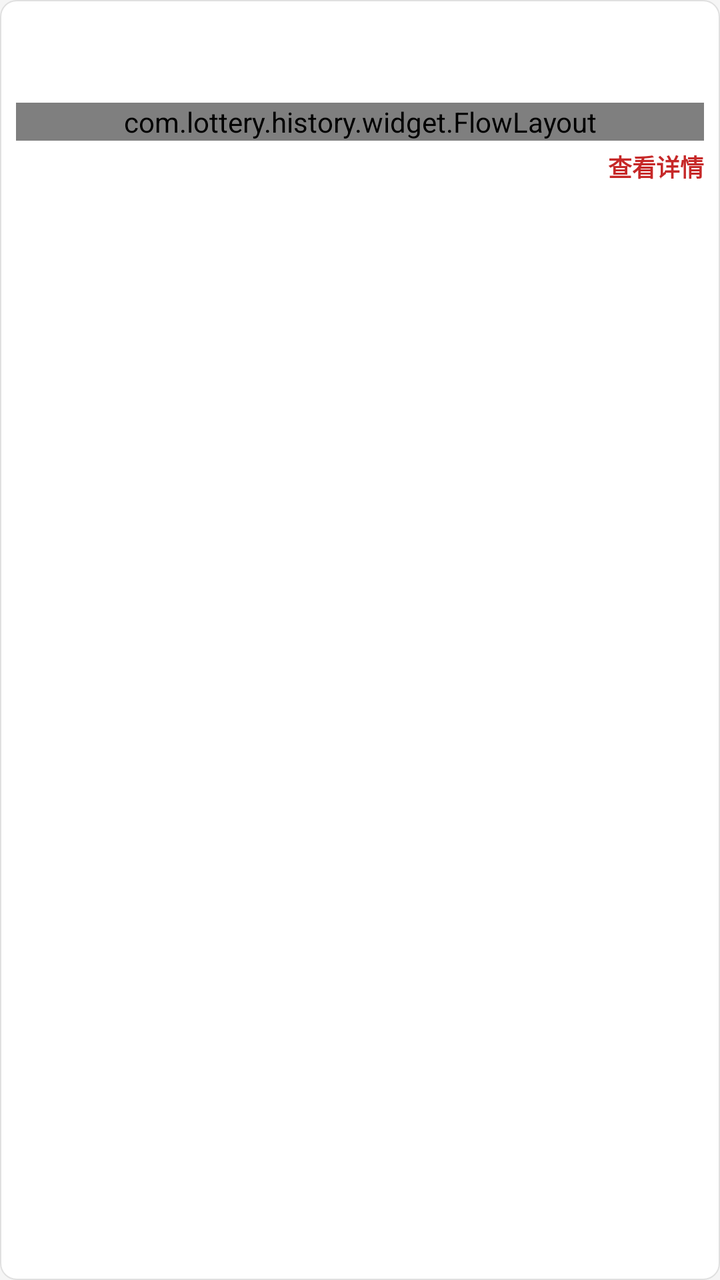
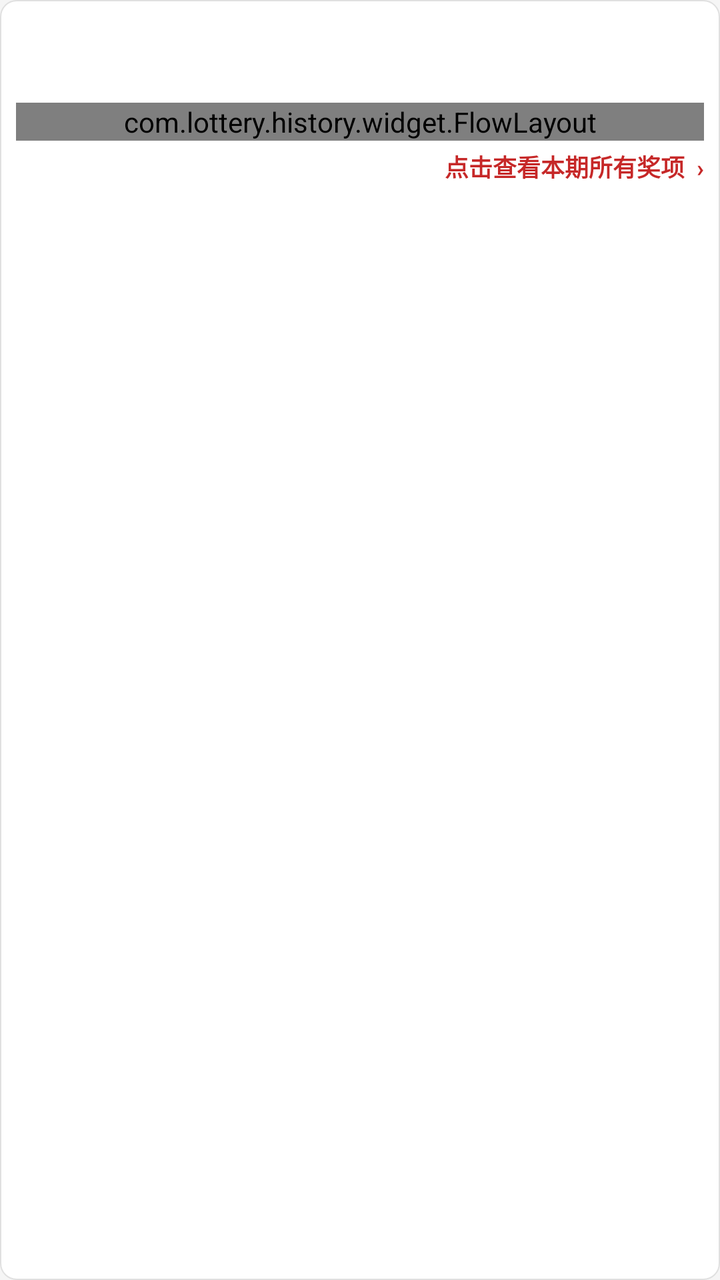

Two renders of the same Android screen: before a commit and after it. Below are the layout's source before the change and the commit's diff.
<!-- AndroidManifest.xml: application theme Theme.LotteryHistory -->
<!-- res/layout/item_latest_draw_card.xml -->
<?xml version="1.0" encoding="utf-8"?>
<LinearLayout xmlns:android="http://schemas.android.com/apk/res/android"
    android:layout_width="wrap_content"
    android:layout_height="wrap_content"
    android:orientation="vertical"
    android:layout_marginStart="6dp"
    android:layout_marginEnd="6dp"
    android:layout_marginTop="6dp"
    android:layout_marginBottom="6dp"
    android:background="@drawable/bg_lottery_card"
    android:clickable="true"
    android:focusable="true"
    android:foreground="?attr/selectableItemBackground"
    android:padding="8dp"
    android:minWidth="170dp">

    
    <LinearLayout
        android:layout_width="match_parent"
        android:layout_height="wrap_content"
        android:orientation="horizontal"
        android:gravity="center_vertical">

        <TextView
            android:id="@+id/tvLotteryName"
            android:layout_width="wrap_content"
            android:layout_height="wrap_content"
            android:textColor="@color/primary_red"
            android:textSize="14sp"
            android:textStyle="bold"
            android:maxLines="1"
            android:ellipsize="end" />

        <TextView
            android:id="@+id/tvIssue"
            android:layout_width="0dp"
            android:layout_height="wrap_content"
            android:layout_weight="1"
            android:layout_marginStart="4dp"
            android:textColor="@color/text_secondary"
            android:textSize="12sp"
            android:gravity="end"
            android:maxLines="1"
            android:ellipsize="end" />
    </LinearLayout>

    
    <TextView
        android:id="@+id/tvDate"
        android:layout_width="match_parent"
        android:layout_height="wrap_content"
        android:layout_marginTop="2dp"
        android:textColor="@color/text_secondary"
        android:textSize="12sp"
        android:maxLines="1"
        android:ellipsize="end" />

    
    <TextView
        android:id="@+id/tvTier"
        android:layout_width="wrap_content"
        android:layout_height="wrap_content"
        android:layout_marginTop="4dp"
        android:textColor="#C62828"
        android:textSize="16sp"
        android:textStyle="bold"
        android:visibility="gone" />

    
    <TextView
        android:id="@+id/tvPrizeInfo"
        android:layout_width="match_parent"
        android:layout_height="wrap_content"
        android:layout_marginTop="2dp"
        android:textColor="#212121"
        android:textSize="14sp"
        android:textStyle="bold"
        android:maxLines="2"
        android:visibility="gone" />

    
    <com.lottery.history.widget.FlowLayout
        android:id="@+id/llBalls"
        android:layout_width="match_parent"
        android:layout_height="wrap_content"
        android:layout_marginTop="6dp"
        android:clipChildren="false"
        android:clipToPadding="false" />

    
    <TextView
        android:id="@+id/tvViewDetail"
        android:layout_width="match_parent"
        android:layout_height="wrap_content"
        android:layout_marginTop="4dp"
        android:gravity="end"
        android:text="查看详情"
        android:textColor="@color/primary_red"
        android:textSize="12sp"
        android:textStyle="bold" />

</LinearLayout>
<!-- resources referenced by this layout -->
<resources>
  <color name="primary_red">#C62828</color>
  <color name="text_secondary">#757575</color>
  <!-- drawable bg_lottery_card (drawable) -->
  <?xml version="1.0" encoding="utf-8"?>
  <shape xmlns:android="http://schemas.android.com/apk/res/android">
      <solid android:color="@android:color/white" />
      <corners android:radius="8dp" />
      <stroke
          android:width="0.5dp"
          android:color="#E0E0E0" />
  </shape>
  <style name="Theme.LotteryHistory" parent="Theme.MaterialComponents.Light.NoActionBar">
          <item name="colorPrimary">@color/primary_red</item>
          <item name="colorPrimaryDark">@color/primary_red</item>
          <item name="colorAccent">@color/primary_red</item>
          <item name="android:windowBackground">@color/bg_light</item>
      </style>
  <color name="bg_light">#F5F5F5</color>
</resources>

<!-- the commit's change to res/layout/item_latest_draw_card.xml (unified diff, before → after) -->
@@ -94,7 +94,7 @@
         android:layout_height="wrap_content"
         android:layout_marginTop="4dp"
         android:gravity="end"
-        android:text="查看详情"
+        android:text="点击查看本期所有奖项  ›"
         android:textColor="@color/primary_red"
         android:textSize="12sp"
         android:textStyle="bold" />
